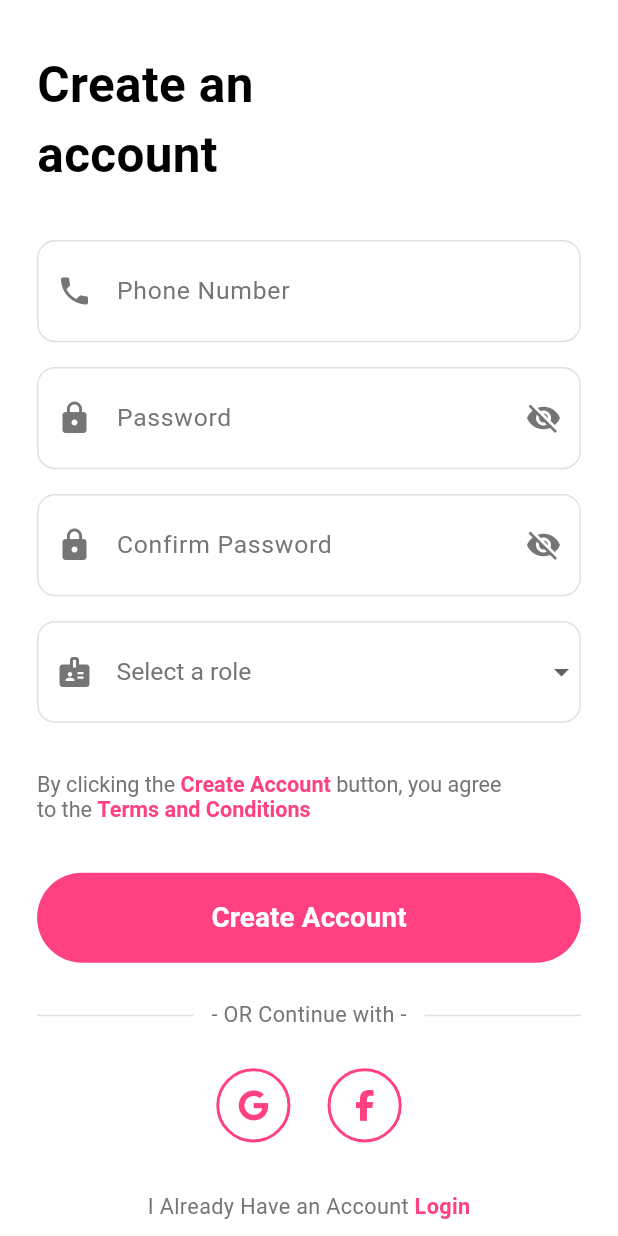
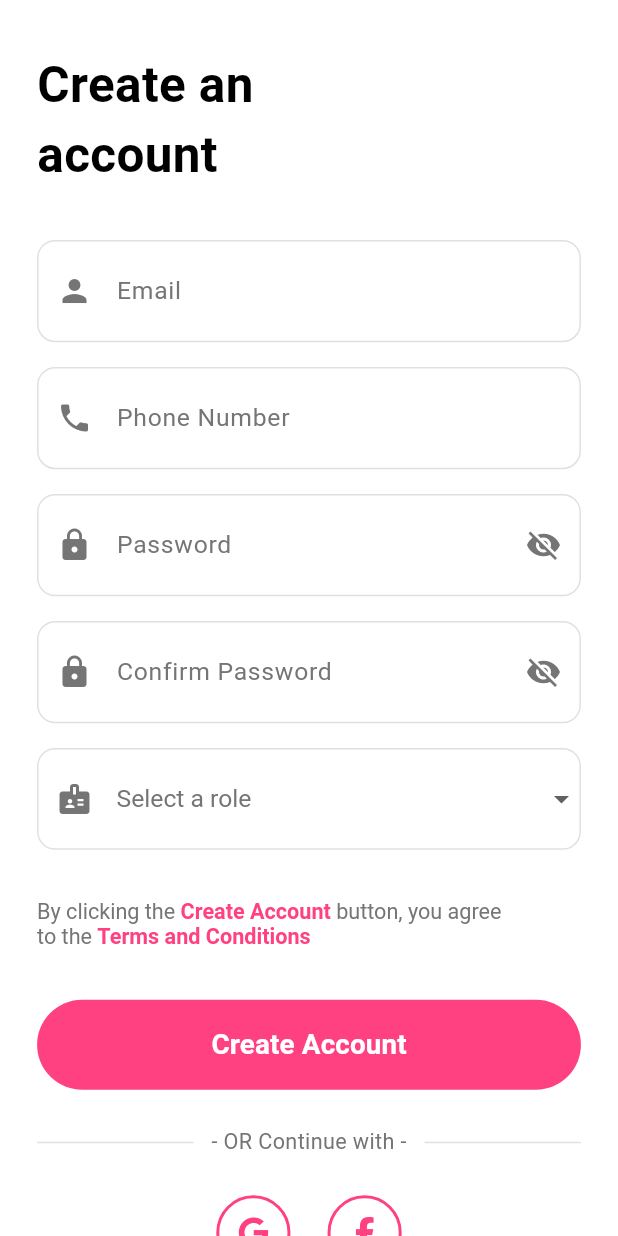
Before and after one commit to jussrz/SOSit, a Flutter app: the screen it shows after launch, on a phone screen of 412 x 824 dp. Run offline on Flutter 3.47's test engine with Material 3 defaults, Android fonts, the phone set to English and light mode, and no system bars; our stand-ins replace flutter_svg, font_awesome_flutter, geocoding, geolocator, google_maps_flutter, image_picker and 1 more; accounts and stored records are empty.

Commit message:
fixed email

```diff
--- a/lib/signup_page.dart
+++ b/lib/signup_page.dart
@@ -248,8 +248,7 @@ class _SignupPageState extends State<SignupPage> {
 
                 SizedBox(height: screenHeight * 0.04),
 
-                // Email Field - only show for citizen
-                if (_selectedRole == 'citizen') ...[
+                // Email Field - show for all roles at the top
                 Column(
                   crossAxisAlignment: CrossAxisAlignment.start,
                   children: [
@@ -293,8 +292,8 @@ class _SignupPageState extends State<SignupPage> {
                     ],
                   ],
                 ),
+
                 SizedBox(height: screenHeight * 0.02),
-                ],
 
                 // Birthdate Field - only show for citizen
                 if (_selectedRole == 'citizen') ...[
@@ -534,6 +533,54 @@ class _SignupPageState extends State<SignupPage> {
                 ),
 
                 SizedBox(height: screenHeight * 0.02),
+
+                // Email Field for tanod and police - moved after role selector
+                if (_selectedRole == 'tanod' || _selectedRole == 'police') ...[
+                  Column(
+                    crossAxisAlignment: CrossAxisAlignment.start,
+                    children: [
+                      Container(
+                        decoration: BoxDecoration(
+                          border: Border.all(color: Colors.grey.shade300),
+                          borderRadius: BorderRadius.circular(12),
+                        ),
+                        child: TextFormField(
+                          controller: _emailController,
+                          decoration: InputDecoration(
+                            prefixIcon: Icon(Icons.person, color: Colors.grey.shade600),
+                            hintText: 'Email',
+                            hintStyle: TextStyle(color: Colors.grey.shade600),
+                            border: InputBorder.none,
+                            contentPadding: EdgeInsets.symmetric(vertical: screenHeight * 0.025),
+                            errorStyle: TextStyle(height: 0), // Hide default error text
+                          ),
+                          keyboardType: TextInputType.emailAddress,
+                          style: TextStyle(fontSize: screenWidth * 0.04),
+                          // Remove validator completely
+                        ),
+                      ),
+                      // Custom error display
+                      if (_submitted) ...[
+                        Builder(
+                          builder: (context) {
+                            final error = _validateEmail(_emailController.text);
+                            if (error != null) {
+                              return Padding(
+                                padding: EdgeInsets.only(left: 8, top: 4),
+                                child: Text(
+                                  error,
+                                  style: TextStyle(color: Colors.red, fontSize: 12),
+                                ),
+                              );
+                            }
+                            return SizedBox.shrink();
+                          },
+                        ),
+                      ],
+                    ],
+                  ),
+                  SizedBox(height: screenHeight * 0.02),
+                ],
 
                 // Role-specific fields
                 if (_selectedRole == 'citizen') ...[
```
Lines whose indentation alone changed are shown as unchanged.
